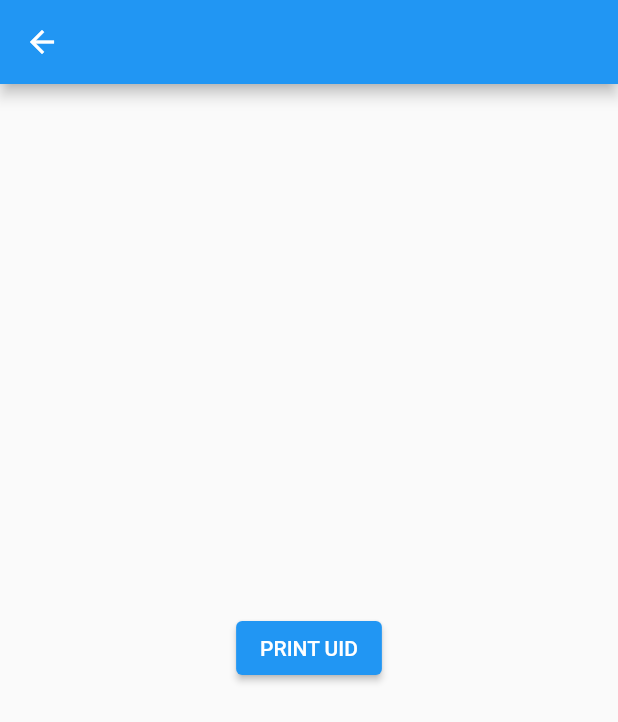
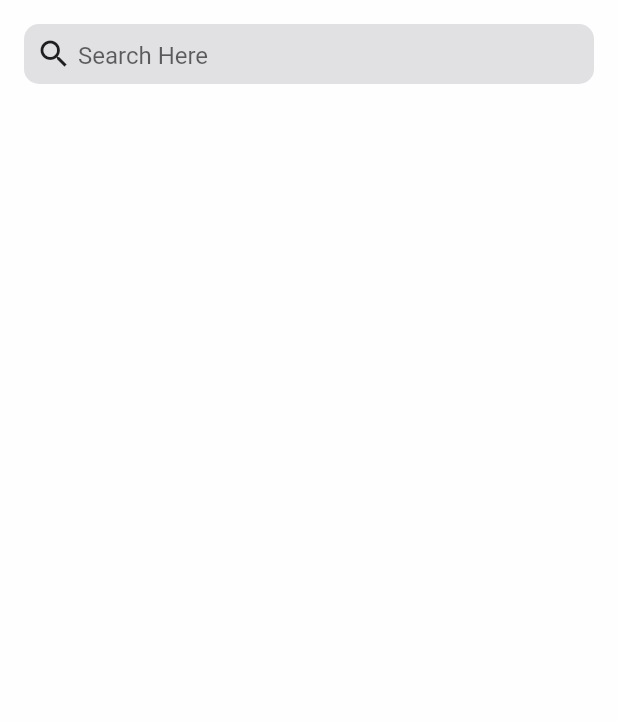
Before and after one commit to Yuvraj02/elec_clone, a Flutter app: the Home screen opened directly, on a phone screen of 412 x 824 dp. Shown: the top 722 px of the screen. Run offline on Flutter 3.47's test engine with Material 2 defaults, Android fonts, the phone set to English and light mode, and no system bars; our stand-ins replace firebase_auth, firebase_core; accounts and stored records are empty.

Commit message:
Search Bar implemented

```diff
--- a/lib/main.dart
+++ b/lib/main.dart
@@ -1,3 +1,4 @@
+import 'package:elec_clone/screens/HomePage.dart';
 import 'package:elec_clone/screens/auth_screens/auto_login_check.dart';
 import 'package:firebase_core/firebase_core.dart';
 import 'package:flutter/material.dart';
@@ -18,7 +19,7 @@ class MyApp extends StatelessWidget {
       theme: ThemeData(
         primarySwatch: Colors.blue,
       ),
-      home: const AuthController(),
+      home: const Home(),
     );
   }
 }
--- a/lib/screens/HomePage.dart
+++ b/lib/screens/HomePage.dart
@@ -1,5 +1,6 @@
 import 'package:elec_clone/screens/auth_helper.dart';
 import 'package:elec_clone/screens/auth_screens/login_screen.dart';
+import 'package:elec_clone/screens/widgets/search_bar.dart';
 import 'package:flutter/material.dart';
 
 class Home extends StatefulWidget {
@@ -10,39 +11,28 @@ class Home extends StatefulWidget {
 }
 
 class _HomeState extends State<Home> {
-  var uid = "";
+  // var uid = "";
+  //
+  // assignUID() async {
+  //   uid = await AuthenticationHelper.getCurrentUID();
+  //   setState(() {});
+  // }
 
-  assignUID() async {
-    uid = await AuthenticationHelper.getCurrentUID();
-    setState(() {});
-  }
+
 
   @override
   Widget build(BuildContext context) {
     return Scaffold(
-      appBar: AppBar(
-        leading: IconButton(
-          icon: Icon(Icons.arrow_back),
-          onPressed: () {
-            AuthenticationHelper.signOut();
-            Navigator.pushReplacement(
-                context, MaterialPageRoute(builder: (_) => Authentication()));
-          },
-        ),
-      ),
-      body: Center(
-        child: Column(
-          mainAxisAlignment: MainAxisAlignment.center,
-          children: [
-            ElevatedButton(
-              onPressed: () {
-                assignUID();
-                print(uid);
-              },
-              child: Text("PRINT UID"),
-            ),
-            Text(uid),
-          ],
+      backgroundColor: Color(0xFFfffefe),
+      body: SafeArea(
+        child: Padding(
+          padding: const EdgeInsets.all(16.0),
+          child: Column(
+            mainAxisAlignment: MainAxisAlignment.start,
+            children: [
+              SearchBar(),
+            ],
+          ),
         ),
       ),
     );
--- /dev/null
+++ b/lib/screens/widgets/search_bar.dart
@@ -0,0 +1,42 @@
+import 'package:flutter/material.dart';
+
+class SearchBar extends StatefulWidget {
+  const SearchBar({Key? key}) : super(key: key);
+
+  @override
+  State<SearchBar> createState() => _SearchBarState();
+}
+
+class _SearchBarState extends State<SearchBar> {
+
+  var searchController = TextEditingController();
+
+  @override
+  Widget build(BuildContext context) {
+    return Container(
+      decoration: BoxDecoration(
+        borderRadius: BorderRadius.circular(10),
+        color: Color(0xFFe1e0e2),
+      ),
+      width: MediaQuery.of(context).size.width,
+      height: 40,
+      child: Padding(
+        padding: const EdgeInsets.only(left: 8.0),
+        child: Row(
+          children: [
+            const Icon(Icons.search),
+            const SizedBox(width: 4,),
+            Expanded(
+              child: TextFormField(
+                controller: searchController,
+                decoration: const InputDecoration(
+                    border: InputBorder.none,
+                    hintText: "Search Here"),
+              ),
+            )
+          ],
+        ),
+      ),
+    );
+  }
+}
```
